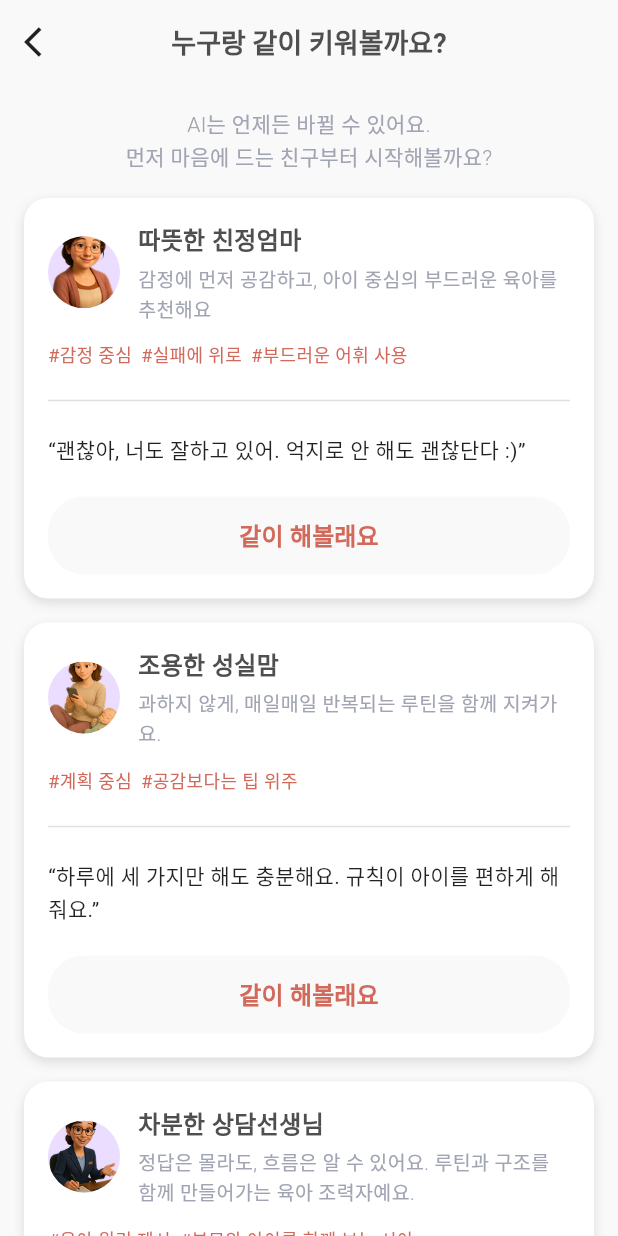
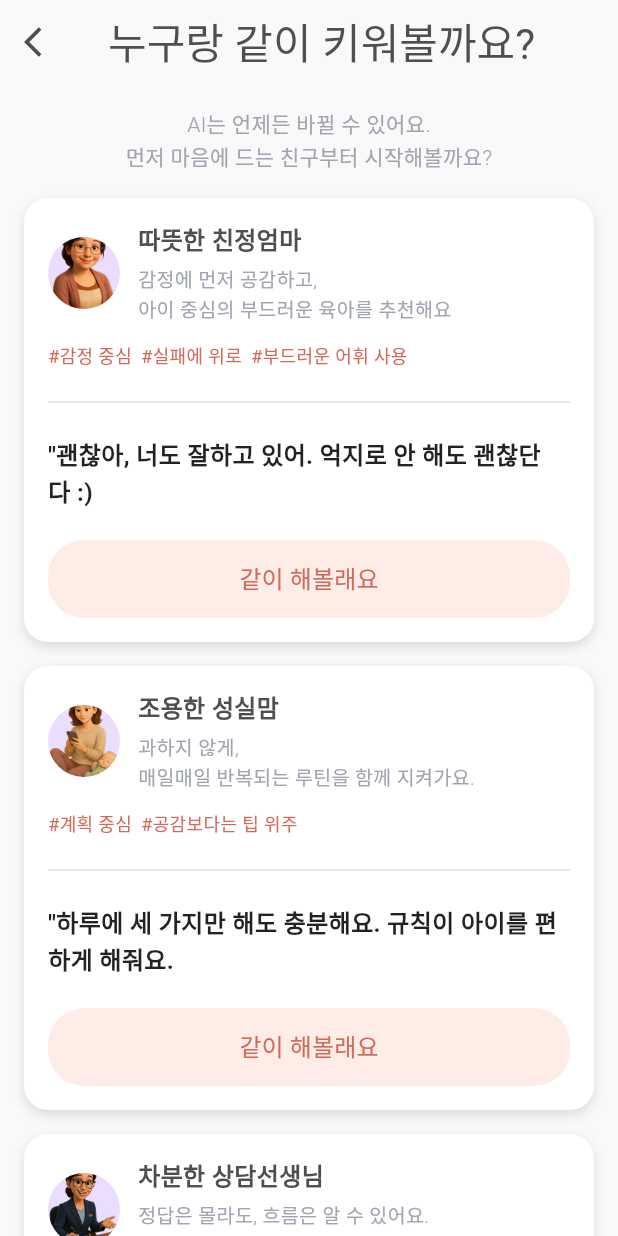
Before and after one commit to leesubeeeeen/growtogether, a Flutter app: the CounselorSelectionPage screen opened by its route, on a phone screen of 412 x 824 dp. Run offline on Flutter 3.47's test engine with Material 3 defaults, Android fonts, the phone set to English and light mode, and no system bars; our stand-ins replace flutter_dotenv, table_calendar; accounts and stored records are empty; Roboto replaces fonts that are missing (BMJUA).

Commit message:
fix: 폰트 적용되게 수정 + 색감 맞추기 작업

```diff
--- a/lib/screens/counselor_selection_page.dart
+++ b/lib/screens/counselor_selection_page.dart
@@ -1,6 +1,10 @@
 import 'package:flutter/material.dart';
 import '../theme/palette.dart';
 import '../theme/fonts.dart';
+import 'home_page.dart'; // ← 추가
+import 'counselor_1_page.dart'; // ← 추가
+import 'counselor_2_page.dart'; // ← 추가
+import 'counselor_3_page.dart'; // ← 추가
 
 class CounselorSelectionPage extends StatelessWidget {
   const CounselorSelectionPage({super.key});
@@ -11,6 +15,7 @@ class CounselorSelectionPage extends StatelessWidget {
     required String description,
     required List<String> hashtags,
     required String quote,
+    required VoidCallback onPressed, // 추가
   }) {
     return Container(
       margin: const EdgeInsets.symmetric(vertical: 8.0, horizontal: 16.0),
@@ -40,25 +45,21 @@ class CounselorSelectionPage extends StatelessWidget {
                 child: Column(
                   crossAxisAlignment: CrossAxisAlignment.start,
                   children: [
-                    Text(
-                      name,
+                    Text(name,
                         style: TextStyle(
                           fontFamily: AppFonts.primaryFont,
                           fontSize: 16,
                           fontWeight: FontWeight.w600,
                           color: Palette.black,
-                      ),
-                    ),
+                        )),
                     const SizedBox(height: 4.0),
-                    Text(
-                      description,
+                    Text(description,
                         style: TextStyle(
                           fontFamily: AppFonts.primaryFont,
                           fontSize: 13,
                           fontWeight: FontWeight.w300,
                           color: Palette.greyText,
-                      ),
-                    ),
+                        )),
                   ],
                 ),
               )
@@ -83,12 +84,12 @@ class CounselorSelectionPage extends StatelessWidget {
           Divider(color: Colors.grey[300]),
           const SizedBox(height: 14.0),
           Text(
-            "“$quote”",
+            "$quote",
             style: TextStyle(
               fontFamily: AppFonts.primaryFont,
               color: Colors.black87,
-              fontSize: 14,
-              fontWeight: FontWeight.w400,
+              fontSize: 16,
+              fontWeight: FontWeight.bold,
               height: 1.5,
             ),
           ),
@@ -96,9 +97,9 @@ class CounselorSelectionPage extends StatelessWidget {
           SizedBox(
             width: double.infinity,
             child: ElevatedButton(
-              onPressed: () {},
+              onPressed: onPressed, // ← 연결
               style: ElevatedButton.styleFrom(
-                backgroundColor: Palette.background,
+                backgroundColor: Palette.softRed,
                 foregroundColor: Palette.mainRed,
                 shape: RoundedRectangleBorder(
                     borderRadius: BorderRadius.circular(24)),
@@ -110,7 +111,7 @@ class CounselorSelectionPage extends StatelessWidget {
                 style: TextStyle(
                   fontFamily: AppFonts.primaryFont,
                   fontSize: 16,
-                  fontWeight: FontWeight.w600,
+                  fontWeight: FontWeight.w300,
                 ),
               ),
             ),
@@ -128,15 +129,20 @@ class CounselorSelectionPage extends StatelessWidget {
         backgroundColor: Colors.transparent,
         elevation: 0,
         leading: IconButton(
-          icon: const Icon(Icons.arrow_back_ios, color: Colors.black87),
-          onPressed: () {},
+          icon: const Icon(Icons.arrow_back_ios, color: Palette.black),
+          onPressed: () {
+            Navigator.pushReplacement(
+              context,
+              MaterialPageRoute(builder: (_) => const HomePage()),
+            );
+          },
         ),
         title: Text(
           '누구랑 같이 키워볼까요?',
           style: TextStyle(
             fontFamily: AppFonts.primaryFont,
-            fontSize: 18,
-            fontWeight: FontWeight.w600,
+            fontSize: 28,
+            fontWeight: FontWeight.w400,
             color: Palette.black,
           ),
         ),
@@ -163,23 +169,41 @@ class CounselorSelectionPage extends StatelessWidget {
             buildProfileCard(
               imagePath: 'assets/images/counselor_1.png',
               name: '따뜻한 친정엄마',
-              description: '감정에 먼저 공감하고, 아이 중심의 부드러운 육아를 추천해요',
+              description: '감정에 먼저 공감하고, \n아이 중심의 부드러운 육아를 추천해요',
               hashtags: ['감정 중심', '실패에 위로', '부드러운 어휘 사용'],
-              quote: '괜찮아, 너도 잘하고 있어. 억지로 안 해도 괜찮단다 :)',
+              quote: "\"괜찮아, 너도 잘하고 있어. 억지로 안 해도 괜찮단다 :)",
+              onPressed: () {
+                Navigator.push(
+                  context,
+                  MaterialPageRoute(builder: (_) => const Counselor1Page()),
+                );
+              },
             ),
             buildProfileCard(
               imagePath: 'assets/images/counselor_2.png',
               name: '조용한 성실맘',
-              description: '과하지 않게, 매일매일 반복되는 루틴을 함께 지켜가요.',
+              description: '과하지 않게, \n매일매일 반복되는 루틴을 함께 지켜가요.',
               hashtags: ['계획 중심', '공감보다는 팁 위주'],
-              quote: '하루에 세 가지만 해도 충분해요. 규칙이 아이를 편하게 해줘요.',
+              quote: "\"하루에 세 가지만 해도 충분해요. 규칙이 아이를 편하게 해줘요.",
+              onPressed: () {
+                Navigator.push(
+                  context,
+                  MaterialPageRoute(builder: (_) => const Counselor2Page()),
+                );
+              },
             ),
             buildProfileCard(
               imagePath: 'assets/images/counselor_3.png',
               name: '차분한 상담선생님',
-              description: '정답은 몰라도, 흐름은 알 수 있어요. 루틴과 구조를 함께 만들어가는 육아 조력자예요.',
+              description: '정답은 몰라도, 흐름은 알 수 있어요. \n루틴과 구조를 함께 만들어가는 육아 조력자예요.',
               hashtags: ['육아 원리 제시', '부모와 아이를 함께 보는 시야'],
-              quote: '아이 반응은 예민한 흐름일 수 있어요. 안정 루틴을 잡아볼까요?',
+              quote: "\"아이 반응은 예민한 흐름일 수 있어요. 안정 루틴을 잡아볼까요?",
+              onPressed: () {
+                Navigator.push(
+                  context,
+                  MaterialPageRoute(builder: (_) => const Counselor3Page()),
+                );
+              },
             ),
             const SizedBox(height: 16),
           ],
```
Also changed, not shown: lib/widgets/counselor_chat_page.dart (renamed from lib/screens/counselor_chat_page.dart, +27 -20 lines). Lines whose indentation alone changed are shown as unchanged.
